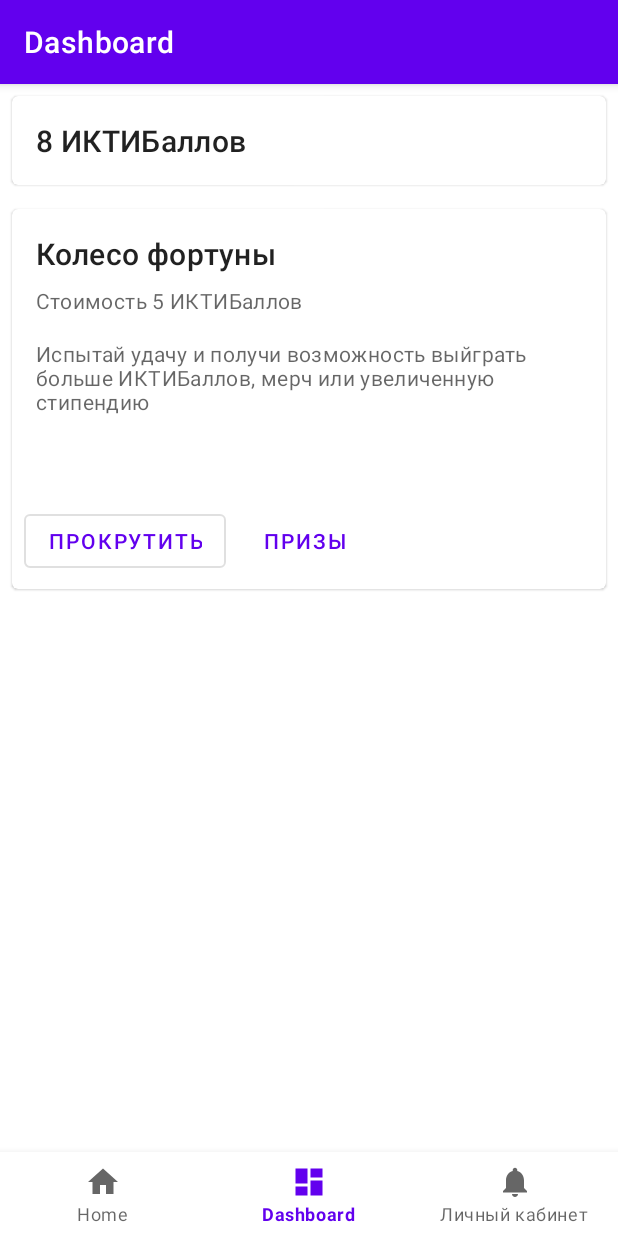
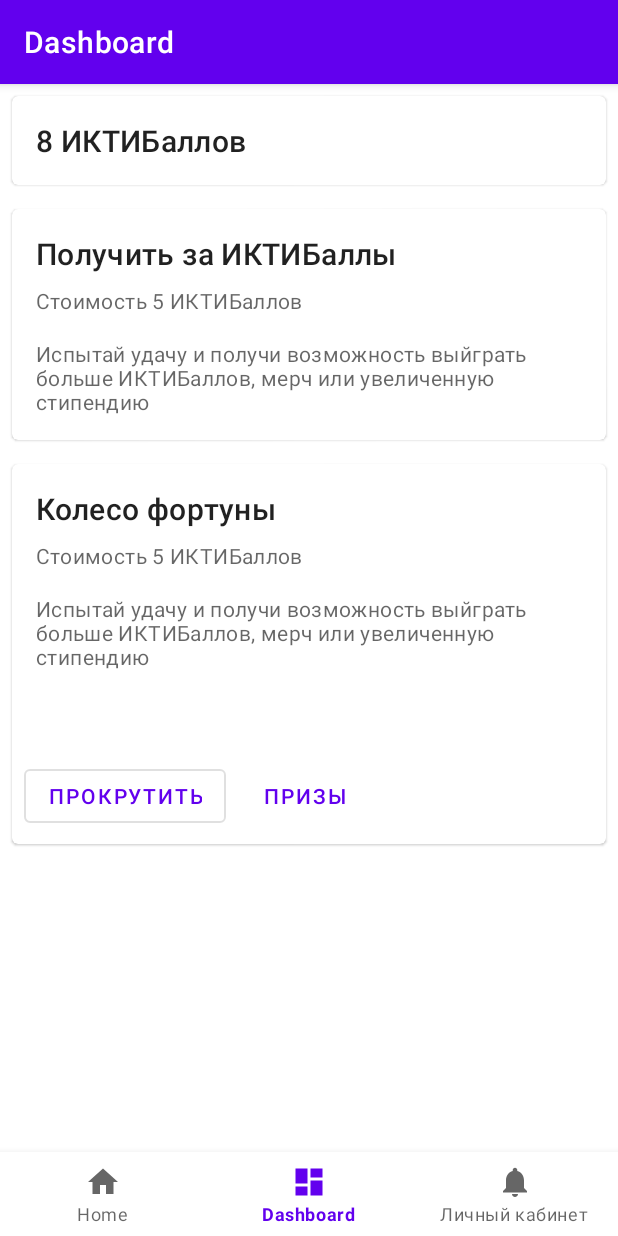
Before and after one commit to sanchousgoncharov/hakaton2, an Android app: the DashboardFragment screen opened through its navigation route, on a phone screen of 412 x 824 dp. Run offline under Robolectric (Android 15) with nearby library versions, the phone set to English and light mode, and no system bars; our stand-ins replace navigation-ui.

Commit message:
huawei ninth commit

```diff
--- a/app/src/main/res/layout/fragment_dashboard.xml
+++ b/app/src/main/res/layout/fragment_dashboard.xml
@@ -50,6 +50,53 @@
                             android:layout_width="wrap_content"
                             android:layout_height="wrap_content"
                             android:textAppearance="?attr/textAppearanceHeadline6"
+                            />
+
+                    </LinearLayout>
+
+                </LinearLayout>
+
+            </com.google.android.material.card.MaterialCardView>
+            <com.google.android.material.card.MaterialCardView
+                android:id="@+id/card_price"
+                android:layout_width="match_parent"
+                android:layout_height="wrap_content"
+                android:layout_margin="8dp">
+
+                <LinearLayout
+                    android:layout_width="match_parent"
+                    android:layout_height="wrap_content"
+                    android:orientation="vertical">
+
+                    <LinearLayout
+                        android:layout_width="match_parent"
+                        android:layout_height="wrap_content"
+                        android:orientation="vertical"
+                        android:padding="16dp">
+
+                        <!-- Title, secondary and supporting text -->
+                        <TextView
+                            android:layout_width="wrap_content"
+                            android:layout_height="wrap_content"
+                            android:text="@string/price_title"
+                            android:textAppearance="?attr/textAppearanceHeadline6"
+                            />
+                        <TextView
+                            android:layout_width="wrap_content"
+                            android:layout_height="wrap_content"
+                            android:layout_marginTop="8dp"
+                            android:text="@string/roll_price"
+                            android:textAppearance="?attr/textAppearanceBody2"
+                            android:textColor="?android:attr/textColorSecondary"
+                            />
+
+                        <TextView
+                            android:layout_width="wrap_content"
+                            android:layout_height="wrap_content"
+                            android:layout_marginTop="16dp"
+                            android:text="@string/roll_text"
+                            android:textAppearance="?attr/textAppearanceBody2"
+                            android:textColor="?android:attr/textColorSecondary"
                             />
 
                     </LinearLayout>
--- a/app/src/main/res/values/strings.xml
+++ b/app/src/main/res/values/strings.xml
@@ -26,6 +26,8 @@
     <string name="roll_price">Cтоимость 5 ИКТИБаллов</string>
     <string name="roll_text">Испытай удачу и получи возможность выйграть больше ИКТИБаллов, мерч или увеличенную стипендию</string>
     <string name="roll_info_bt">Призы</string>
+    <string name="price_title">Получить за ИКТИБаллы</string>
+
 
 
 </resources>
```
